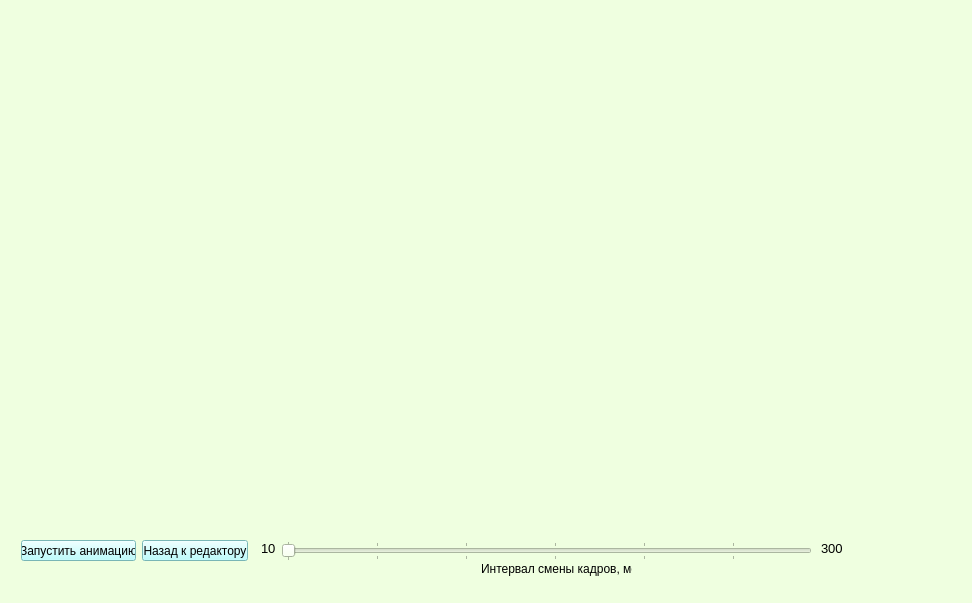
Old version of the form paint.ui in the repository moevm/gui-1h2018-37.
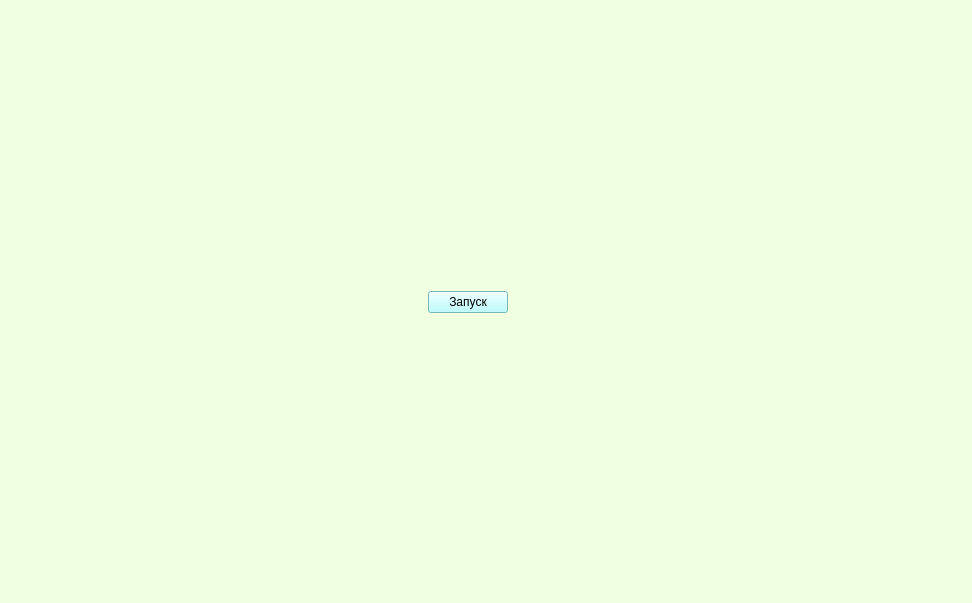
New version of the form. The open tabs and pages were chosen to show the change.

What changed in the file:
```diff
--- a/paint.ui
+++ b/paint.ui
@@ -20,8 +20,8 @@
    <string notr="true">
 background-color: rgb(239, 255, 224);</string>
   </property>
-  <layout class="QGridLayout" name="gridLayout_2">
-   <item row="0" column="0">
+  <layout class="QHBoxLayout" name="horizontalLayout">
+   <item>
     <widget class="QStackedWidget" name="stackedWidget">
      <property name="currentIndex">
       <number>2</number>
@@ -500,148 +500,76 @@
       </layout>
      </widget>
      <widget class="QWidget" name="page_5">
-      <widget class="QPushButton" name="btnPlay">
-       <property name="geometry">
-        <rect>
-         <x>10</x>
-         <y>529</y>
-         <width>115</width>
-         <height>21</height>
-        </rect>
-       </property>
-       <property name="styleSheet">
-        <string notr="true">background-color: rgb(170, 255, 255);</string>
-       </property>
-       <property name="text">
-        <string>Запустить анимацию</string>
-       </property>
-      </widget>
-      <widget class="QLabel" name="frames">
-       <property name="geometry">
-        <rect>
-         <x>9</x>
-         <y>9</y>
-         <width>936</width>
-         <height>513</height>
-        </rect>
-       </property>
-       <property name="text">
-        <string/>
-       </property>
-      </widget>
-      <widget class="QPushButton" name="btnBack">
-       <property name="geometry">
-        <rect>
-         <x>131</x>
-         <y>529</y>
-         <width>106</width>
-         <height>21</height>
-        </rect>
-       </property>
-       <property name="styleSheet">
-        <string notr="true">background-color: rgb(170, 255, 255);</string>
-       </property>
-       <property name="text">
-        <string>Назад к редактору</string>
-       </property>
-       <property name="checkable">
-        <bool>false</bool>
-       </property>
-      </widget>
-      <widget class="QSlider" name="horizontalSlider">
-       <property name="geometry">
-        <rect>
-         <x>270</x>
-         <y>530</y>
-         <width>531</width>
-         <height>20</height>
-        </rect>
-       </property>
-       <property name="mouseTracking">
-        <bool>false</bool>
-       </property>
-       <property name="tabletTracking">
-        <bool>false</bool>
-       </property>
-       <property name="acceptDrops">
-        <bool>false</bool>
-       </property>
-       <property name="minimum">
-        <number>10</number>
-       </property>
-       <property name="maximum">
-        <number>300</number>
-       </property>
-       <property name="singleStep">
-        <number>1</number>
-       </property>
-       <property name="pageStep">
-        <number>100</number>
-       </property>
-       <property name="value">
-        <number>10</number>
-       </property>
-       <property name="sliderPosition">
-        <number>10</number>
-       </property>
-       <property name="tracking">
-        <bool>true</bool>
-       </property>
-       <property name="orientation">
-        <enum>Qt::Horizontal</enum>
-       </property>
-       <property name="invertedAppearance">
-        <bool>false</bool>
-       </property>
-       <property name="invertedControls">
-        <bool>false</bool>
-       </property>
-       <property name="tickPosition">
-        <enum>QSlider::TicksBothSides</enum>
-       </property>
-       <property name="tickInterval">
-        <number>50</number>
-       </property>
-      </widget>
-      <widget class="QLabel" name="label">
-       <property name="geometry">
-        <rect>
-         <x>250</x>
-         <y>530</y>
-         <width>21</width>
-         <height>16</height>
-        </rect>
-       </property>
-       <property name="text">
-        <string>&lt;html&gt;&lt;head/&gt;&lt;body&gt;&lt;p&gt;&lt;span style=&quot; font-size:10pt;&quot;&gt;10&lt;/span&gt;&lt;/p&gt;&lt;/body&gt;&lt;/html&gt;</string>
-       </property>
-      </widget>
-      <widget class="QLabel" name="label_5">
-       <property name="geometry">
-        <rect>
-         <x>810</x>
-         <y>530</y>
-         <width>31</width>
-         <height>16</height>
-        </rect>
-       </property>
-       <property name="text">
-        <string>&lt;html&gt;&lt;head/&gt;&lt;body&gt;&lt;p&gt;&lt;span style=&quot; font-size:10pt;&quot;&gt;300&lt;/span&gt;&lt;/p&gt;&lt;/body&gt;&lt;/html&gt;</string>
-       </property>
-      </widget>
-      <widget class="QLabel" name="label_6">
-       <property name="geometry">
-        <rect>
-         <x>470</x>
-         <y>550</y>
-         <width>151</width>
-         <height>16</height>
-        </rect>
-       </property>
-       <property name="text">
-        <string>Интервал смены кадров, мс</string>
-       </property>
-      </widget>
+      <layout class="QGridLayout" name="gridLayout">
+       <item row="2" column="0">
+        <spacer name="horizontalSpacer_2">
+         <property name="orientation">
+          <enum>Qt::Horizontal</enum>
+         </property>
+         <property name="sizeHint" stdset="0">
+          <size>
+           <width>40</width>
+           <height>20</height>
+          </size>
+         </property>
+        </spacer>
+       </item>
+       <item row="2" column="5">
+        <spacer name="horizontalSpacer">
+         <property name="orientation">
+          <enum>Qt::Horizontal</enum>
+         </property>
+         <property name="sizeHint" stdset="0">
+          <size>
+           <width>40</width>
+           <height>20</height>
+          </size>
+         </property>
+        </spacer>
+       </item>
+       <item row="4" column="4">
+        <spacer name="verticalSpacer_2">
+         <property name="orientation">
+          <enum>Qt::Vertical</enum>
+         </property>
+         <property name="sizeHint" stdset="0">
+          <size>
+           <width>17</width>
+           <height>37</height>
+          </size>
+         </property>
+        </spacer>
+       </item>
+       <item row="0" column="3">
+        <spacer name="verticalSpacer">
+         <property name="orientation">
+          <enum>Qt::Vertical</enum>
+         </property>
+         <property name="sizeHint" stdset="0">
+          <size>
+           <width>20</width>
+           <height>40</height>
+          </size>
+         </property>
+        </spacer>
+       </item>
+       <item row="2" column="2">
+        <widget class="QPushButton" name="btnPlay">
+         <property name="maximumSize">
+          <size>
+           <width>299</width>
+           <height>16777215</height>
+          </size>
+         </property>
+         <property name="styleSheet">
+          <string notr="true">background-color: rgb(170, 255, 255);</string>
+         </property>
+         <property name="text">
+          <string>Запуск</string>
+         </property>
+        </widget>
+       </item>
+      </layout>
      </widget>
     </widget>
    </item>
```
Left out of the diff: 71 changed lines with no effect on the pictures.
